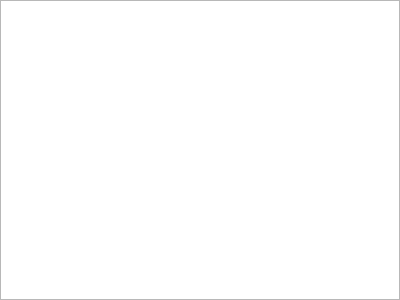
hwgao/beebeep, file src/GuiLog.ui: the form before one commit.
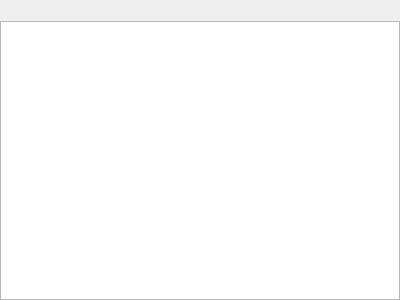
The form after the commit.

Patch:
```diff
--- a/src/GuiLog.ui
+++ b/src/GuiLog.ui
@@ -26,7 +26,35 @@
    <property name="bottomMargin">
     <number>0</number>
    </property>
-   <item row="0" column="0" colspan="2">
+   <property name="horizontalSpacing">
+    <number>0</number>
+   </property>
+   <property name="verticalSpacing">
+    <number>1</number>
+   </property>
+   <item row="0" column="0">
+    <widget class="QLabel" name="mp_lTitle">
+     <property name="sizePolicy">
+      <sizepolicy hsizetype="Expanding" vsizetype="Minimum">
+       <horstretch>0</horstretch>
+       <verstretch>0</verstretch>
+      </sizepolicy>
+     </property>
+     <property name="minimumSize">
+      <size>
+       <width>0</width>
+       <height>20</height>
+      </size>
+     </property>
+     <property name="text">
+      <string/>
+     </property>
+     <property name="alignment">
+      <set>Qt::AlignCenter</set>
+     </property>
+    </widget>
+   </item>
+   <item row="1" column="0">
     <widget class="QPlainTextEdit" name="mp_teLog">
      <property name="readOnly">
       <bool>true</bool>
```
